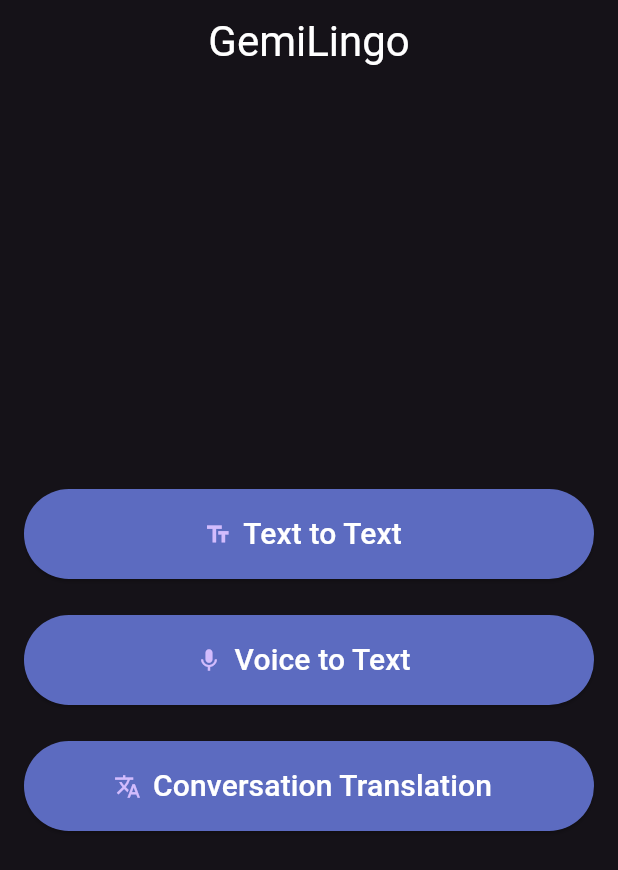
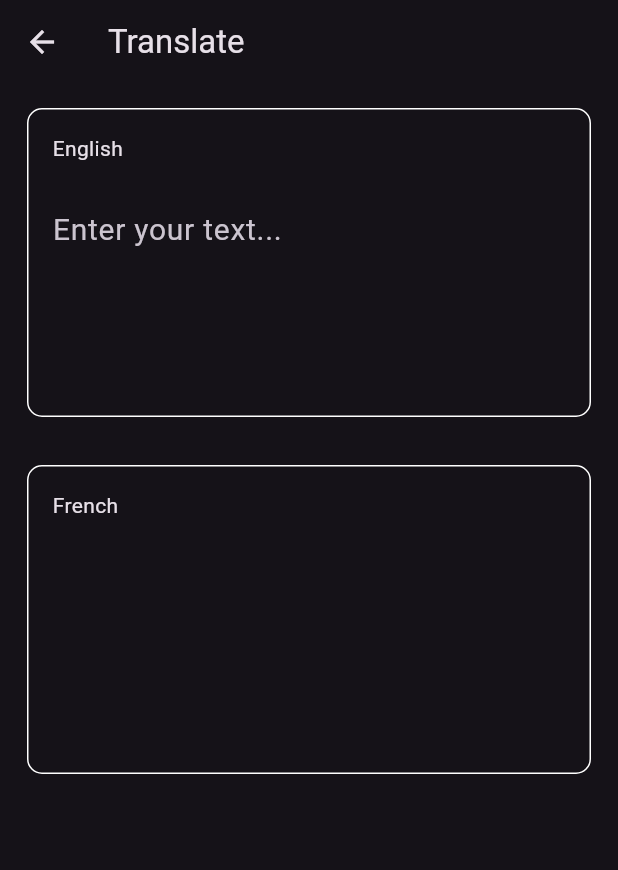
Before and after one commit to Michael-Ogundipe/gemilingo, a Flutter app: the screen it shows after launch, after a tap on "Text to Text", on a phone screen of 412 x 824 dp. Shown: the top 870 px of the screen. Run offline on Flutter 3.47's test engine with Material 3 defaults, Android fonts, the light colour scheme and no system bars; our stand-ins replace flutter_dotenv, flutter_markdown, google_generative_ai.

Commit message:
text to text implementation

````diff
--- a/lib/home_page.dart
+++ b/lib/home_page.dart
@@ -1,4 +1,6 @@
 import 'package:flutter/material.dart';
+
+import 'routing/routes.dart';
 
 class HomePage extends StatelessWidget {
   const HomePage({super.key});
@@ -6,16 +8,23 @@ class HomePage extends StatelessWidget {
   @override
   Widget build(BuildContext context) {
     return Scaffold(
+      appBar: AppBar(
+        title: const Text(
+          'GemiLingo',
+          style: TextStyle(fontSize: 28, color: Colors.white),
+        ),
+        centerTitle: true,
+      ),
       body: Center(
         child: Padding(
-          padding: const EdgeInsets.symmetric(horizontal: 16.0),
+          padding: const EdgeInsets.symmetric(horizontal: 18.0),
           child: Column(
             mainAxisAlignment: MainAxisAlignment.center,
             children: [
               SizedBox(
                 width: MediaQuery.of(context).size.width,
                 child: ElevatedButton.icon(
-                  onPressed: () {},
+                  onPressed: () => Navigator.pushNamed(context, textToText),
                   icon: const Icon(Icons.text_fields),
                   label: const Text(
                     'Text to Text',
--- a/lib/main.dart
+++ b/lib/main.dart
@@ -3,18 +3,21 @@ import 'package:flutter_dotenv/flutter_dotenv.dart';
 import 'package:flutter_markdown/flutter_markdown.dart';
 import 'package:google_generative_ai/google_generative_ai.dart';
 
-import 'home_page.dart';
+import 'routing/route_generator.dart';
 
 void main() async {
   await dotenv.load(fileName: '.env');
-  runApp(const MyApp());
+  runApp( MyApp());
 }
 
 class MyApp extends StatelessWidget {
-  const MyApp({super.key});
+   MyApp({super.key});
+
+  final router = RouteGenerator();
 
   @override
   Widget build(BuildContext context) {
+
     return MaterialApp(
       title: '',
       debugShowCheckedModeBanner: false,
@@ -31,16 +34,8 @@ class MyApp extends StatelessWidget {
         ),
         useMaterial3: true,
       ),
-      home: Scaffold(
-        appBar: AppBar(
-          title: const Text(
-            'GemiLingo',
-            style: TextStyle(fontSize: 28, color: Colors.white),
-          ),
-          centerTitle: true,
-        ),
-        body: const HomePage(),
-      ),
+      initialRoute: '/',
+      onGenerateRoute: router.routeGenerate,
     );
   }
 }
@@ -251,7 +246,7 @@ class MessageWidget extends StatelessWidget {
               decoration: BoxDecoration(
                 color: isFromUser
                     ? Theme.of(context).colorScheme.primaryContainer
-                    : Theme.of(context).colorScheme.surfaceVariant,
+                    : Theme.of(context).colorScheme.surfaceContainerHighest,
                 borderRadius: BorderRadius.circular(18),
               ),
               padding: const EdgeInsets.symmetric(
--- /dev/null
+++ b/lib/routing/route_generator.dart
@@ -0,0 +1,34 @@
+import 'dart:io';
+
+import 'package:flutter/cupertino.dart';
+import 'package:flutter/material.dart';
+
+import '../home_page.dart';
+import '../text_to_text_page.dart';
+import 'routes.dart';
+
+class RouteGenerator {
+
+  RouteGenerator() : super();
+
+  Route? routeGenerate(RouteSettings route) {
+    switch (route.name) {
+      case '/':
+        return navigateToRoute(const HomePage());
+      case textToText:
+        return navigateToRoute(const TextToTextPage());
+    }
+
+    return null;
+  }
+
+  navigateToRoute(Widget page) {
+    if (Platform.isAndroid) {
+      return MaterialPageRoute(builder: (context) => page);
+    }
+
+    if (Platform.isIOS) {
+      return CupertinoPageRoute(builder: (context) => page);
+    }
+  }
+}
--- /dev/null
+++ b/lib/routing/routes.dart
@@ -0,0 +1,6 @@
+/// This file defines names for views in this project used as named routes.
+/// These names are constant strings and should be defined in the format
+///
+/// ``` const String *viewName*ViewRoute = 'unique_route_name';  ```
+const String home = '/home';
+const String textToText = '/textToText';
--- a/lib/text_to_text_page.dart
+++ b/lib/text_to_text_page.dart
@@ -0,0 +1,31 @@
+import 'package:flutter/material.dart';
+
+import 'widgets/translation_field.dart';
+
+class TextToTextPage extends StatelessWidget {
+  const TextToTextPage({super.key});
+
+  @override
+  Widget build(BuildContext context) {
+    return Scaffold(
+      appBar: AppBar(
+        title: const Text('Translate'),
+      ),
+      body: Padding(
+        padding: const EdgeInsets.symmetric(horizontal: 18.0),
+        child: Column(
+          children: [
+            TranslationField(
+              label: 'English',
+              hintText: 'Enter your text...',
+            ),
+            TranslationField(
+              label: 'French',
+            ),
+
+          ],
+        ),
+      ),
+    );
+  }
+}
--- /dev/null
+++ b/lib/widgets/translation_field.dart
@@ -0,0 +1,39 @@
+import 'package:flutter/material.dart';
+
+class TranslationField extends StatelessWidget {
+  const TranslationField({
+    super.key,
+    required this.label,
+     this.hintText,
+  });
+
+  final String label;
+  final String? hintText;
+
+  @override
+  Widget build(BuildContext context) {
+    return Container(
+      margin: const EdgeInsets.symmetric(vertical: 16),
+      padding: const EdgeInsets.all(16),
+      height: MediaQuery.of(context).size.height * 0.25,
+      width: double.infinity,
+      decoration: BoxDecoration(
+          border: Border.all(color: Colors.white),
+          borderRadius: const BorderRadius.all(Radius.circular(10))),
+      child: Column(
+        crossAxisAlignment: CrossAxisAlignment.start,
+        children: [
+          Text(label),
+          const SizedBox(height: 20),
+          TextFormField(
+            autofocus: false,
+            decoration: InputDecoration(
+                hintText: hintText,
+                hintStyle: TextStyle(fontSize: 20),
+                border: InputBorder.none),
+          )
+        ],
+      ),
+    );
+  }
+}
````
Also changed, not shown: 1 other file.
